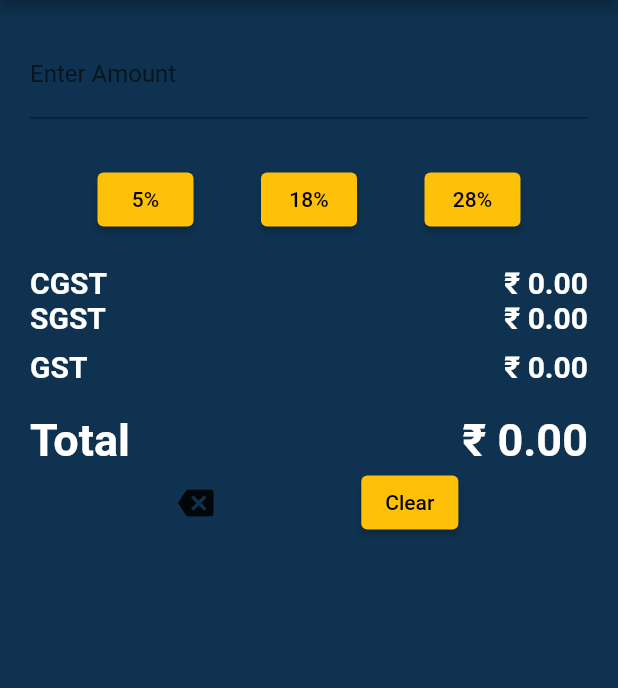
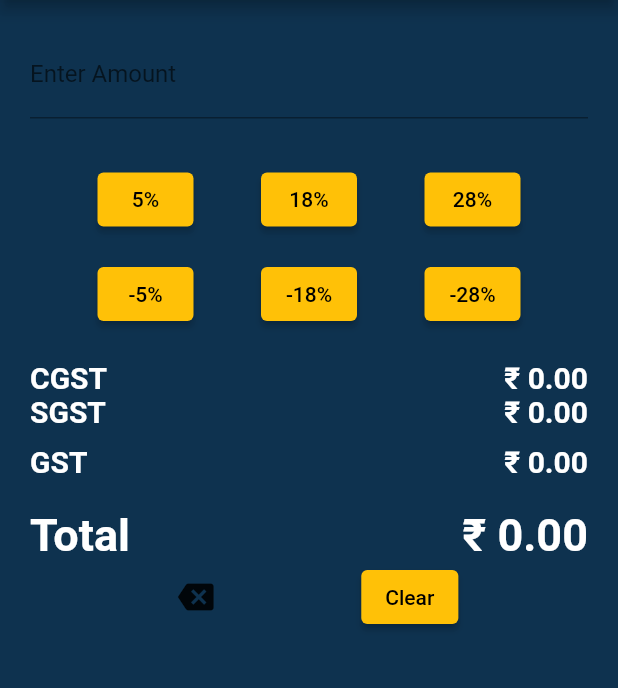
Before and after one commit to jayasooryakdeepak/GST_Calculator, a Flutter app: the screen it shows after launch, on a phone screen of 412 x 824 dp, the part 84-772 px from its top. Run offline on Flutter 3.47's test engine with Material 2 defaults, Android fonts, the phone set to English and light mode, and no system bars.

Commit message:
-feat GST Subtraction also added

```diff
--- a/lib/main.dart
+++ b/lib/main.dart
@@ -1,7 +1,10 @@
 import 'package:flutter/material.dart';
 
 class GstCalculator extends StatefulWidget {
+  const GstCalculator({super.key});
+
   @override
+  // ignore: library_private_types_in_public_api
   _GstCalculatorState createState() => _GstCalculatorState();
 }
 
@@ -12,7 +15,7 @@ class _GstCalculatorState extends State<GstCalculator> {
   double _sgst = 0.0;
   double _gst = 0.0;
   double _total = 0.0;
-  var _controller = TextEditingController();
+  final _controller = TextEditingController();
 
 
   void _calculateGst(double gstRate) {
@@ -21,6 +24,16 @@ class _GstCalculatorState extends State<GstCalculator> {
       _cgst = _sgst = _amount * (gstRate / 200);
       _gst = _amount * (gstRate / 100);
       _total = _gst + _amount;
+    });
+  }
+
+void _calculateSubGst(double gstRate) {
+  setState(() {
+    _gstRate = gstRate;
+    _total = _amount / ((100+_gstRate) / 100);
+    _cgst = _sgst = _total * (_gstRate / 200);
+    _gst = _cgst + _sgst;
+    _gstRate = 0.0;
   });
 }
 
@@ -40,16 +53,18 @@ class _GstCalculatorState extends State<GstCalculator> {
     return Scaffold(
       appBar: AppBar(
         backgroundColor: Colors.yellow[700],
-        title: Text('GST Calculator'),
+        title: const Text('GST Calculator'),
       ),
-      body: Padding(
+      body: SingleChildScrollView(
+        child: Padding(
           padding: const EdgeInsets.all(20.0),
           child: Column(
             children: [
               TextField(
+                style: const TextStyle(color: Colors.white),
                 controller: _controller,
                 keyboardType: TextInputType.number,
-              decoration: InputDecoration(
+                decoration: const InputDecoration(
                   labelText: 'Enter Amount',
                 ),
                 onChanged: (value) {
@@ -58,7 +73,7 @@ class _GstCalculatorState extends State<GstCalculator> {
                   });
                 },
               ),
-            SizedBox(
+              const SizedBox(
                 height: 30,
               ),
               Row(
@@ -69,63 +84,87 @@ class _GstCalculatorState extends State<GstCalculator> {
                     //   backgroundColor: Color.fromARGB(255, 9, 47, 104),
                     // ),
                     onPressed: () => _calculateGst(5),
-                  child: Text('5%'),
+                    child: const Text('5%'),
                   ),
                   ElevatedButton(
                     onPressed: () => _calculateGst(18),
-                  child: Text('18%'),
+                    child: const Text('18%'),
                   ),
                   ElevatedButton(
                     onPressed: () => _calculateGst(28),
-                  child: Text('28%'),
+                    child: const Text('28%'),
                   ),
                 ],
               ),
-            SizedBox(
+              const SizedBox(
+                height: 15,
+              ),
+              Row(
+                mainAxisAlignment: MainAxisAlignment.spaceEvenly,
+                children: [
+                  ElevatedButton(
+                    // style: ElevatedButton.styleFrom(
+                    //   backgroundColor: Color.fromARGB(255, 9, 47, 104),
+                    // ),
+                    onPressed: () => _calculateSubGst(5),
+                    child: const Text('-5%'),
+                  ),
+                  ElevatedButton(
+                    onPressed: () => _calculateSubGst(18),
+                    child: const Text('-18%'),
+                  ),
+                  ElevatedButton(
+                    onPressed: () => _calculateSubGst(28),
+                    child: const Text('-28%'),
+                  ),
+                ],
+              ),
+              const SizedBox(
                 height: 20.0,
               ),
               Row(
                 mainAxisAlignment: MainAxisAlignment.spaceBetween,
                 children: [
-                Text('CGST'),
+                  const Text('CGST'),
                   Text('₹ ${_sgst.toStringAsFixed(2)}'),
                 ],
               ),
               Row(
                 mainAxisAlignment: MainAxisAlignment.spaceBetween,
                 children: [
-                Text('SGST'),
+                  const Text('SGST'),
                   Text('₹ ${_cgst.toStringAsFixed(2)}'),
                 ],
               ),
-            SizedBox(
+              const SizedBox(
                 height: 10.0,
               ),
               Row(
                 mainAxisAlignment: MainAxisAlignment.spaceBetween,
                 children: [
-                Text('GST'),
+                  const Text('GST'),
                   Text('₹ ${_gst.toStringAsFixed(2)}'),
                 ],
               ),
-            SizedBox(
+              const SizedBox(
                 height: 20.0,
               ),
               Row(
                 mainAxisAlignment: MainAxisAlignment.spaceBetween,
                 children: [
-                Text(
+                  const Text(
                     'Total',
                     style: TextStyle(fontSize: 30),
                   ),
                   Text(
                     '₹ ${_total.toStringAsFixed(2)}',
-                  style: TextStyle(fontSize: 30),
+                    style: const TextStyle(fontSize: 30),
                   ),
                 ],
               ),
               Row(
                 mainAxisAlignment: MainAxisAlignment.spaceEvenly,
+
                 children: [
                   IconButton(
                     onPressed: () {
@@ -135,18 +174,19 @@ class _GstCalculatorState extends State<GstCalculator> {
                         });
                       }
                     },
-                  icon: Icon(Icons.backspace),
+                    icon: const Icon(Icons.backspace),
                   ),
                   ElevatedButton(
                     onPressed: () {
                       _clear();
                       _controller.clear();
                     },
-                  child: Text('Clear'),
+                    child: const Text('Clear'),
                   ),
                 ],
               )
             ],
+          ),
         ),
       ),
     );
@@ -166,12 +206,12 @@ class MyApp extends StatelessWidget {
     return MaterialApp(
       title: 'GST Calculator',
       theme: ThemeData(
-          scaffoldBackgroundColor: Color.fromARGB(244, 3, 41, 71),
+          scaffoldBackgroundColor: const Color.fromARGB(244, 3, 41, 71),
           primarySwatch: Colors.amber,
-          textTheme: TextTheme(
+          textTheme: const TextTheme(
             bodyMedium: TextStyle(fontWeight: FontWeight.bold, fontSize: 20),
           ).apply(
-            bodyColor: Color.fromARGB(255, 255, 255, 255),
+            bodyColor: const Color.fromARGB(255, 255, 255, 255),
             displayColor: Colors.green,
           )),
       home: GstCalculator(),
```
Lines whose indentation alone changed are shown as unchanged.
